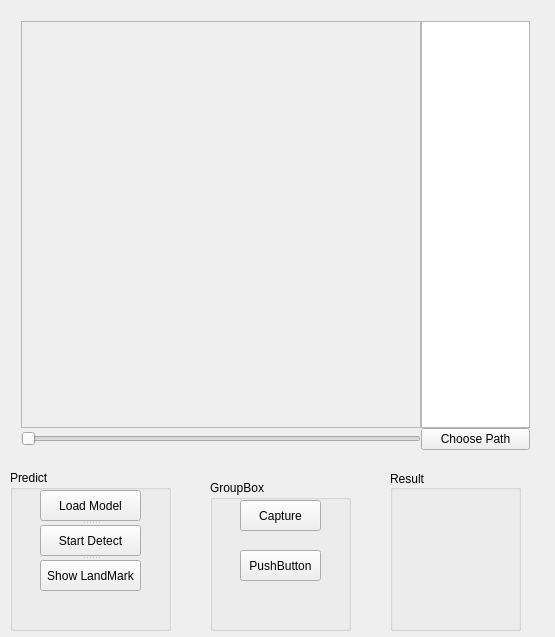
ShaunXia/Emotion_Recognition, file Emotion_Detect/emotion_detect.ui: the form before one commit.
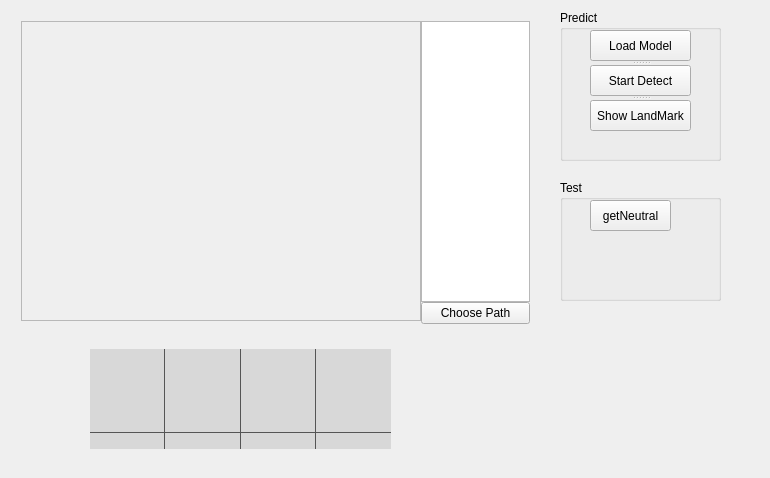
The form after the commit. Icons and pictures are not drawn.

Patch:
```diff
--- a/Emotion_Detect/emotion_detect.ui
+++ b/Emotion_Detect/emotion_detect.ui
@@ -6,8 +6,8 @@
    <rect>
     <x>0</x>
     <y>0</y>
-    <width>555</width>
-    <height>637</height>
+    <width>770</width>
+    <height>478</height>
    </rect>
   </property>
   <property name="windowTitle">
@@ -20,23 +20,13 @@
       <x>10</x>
       <y>10</y>
       <width>531</width>
-      <height>451</height>
+      <height>325</height>
      </rect>
     </property>
-    <layout class="QGridLayout" name="gridLayout" rowstretch="0,0" columnstretch="3,1">
+    <layout class="QGridLayout" name="gridLayout" rowstretch="0,0" columnstretch="0,0">
      <property name="spacing">
       <number>0</number>
      </property>
-     <item row="1" column="1">
-      <widget class="QPushButton" name="choose_path">
-       <property name="text">
-        <string>Choose Path</string>
-       </property>
-      </widget>
-     </item>
-     <item row="0" column="1">
-      <widget class="QListWidget" name="fileList"/>
-     </item>
      <item row="1" column="0">
       <widget class="QSlider" name="video_status">
        <property name="orientation">
@@ -55,7 +45,7 @@
        <property name="minimumSize">
         <size>
          <width>400</width>
-         <height>400</height>
+         <height>300</height>
         </size>
        </property>
        <property name="acceptDrops">
@@ -76,7 +66,7 @@
           <x>0</x>
           <y>0</y>
           <width>398</width>
-          <height>424</height>
+          <height>298</height>
          </rect>
         </property>
         <layout class="QHBoxLayout" name="horizontalLayout">
@@ -85,6 +75,9 @@
            <property name="scaledContents">
             <bool>false</bool>
            </property>
+           <property name="alignment">
+            <set>Qt::AlignLeading|Qt::AlignLeft|Qt::AlignTop</set>
+           </property>
            <property name="wordWrap">
             <bool>false</bool>
            </property>
@@ -94,6 +87,16 @@
        </widget>
       </widget>
      </item>
+     <item row="1" column="1">
+      <widget class="QPushButton" name="choose_path">
+       <property name="text">
+        <string>Choose Path</string>
+       </property>
+      </widget>
+     </item>
+     <item row="0" column="1">
+      <widget class="QListWidget" name="fileList"/>
+     </item>
     </layout>
    </widget>
    <widget class="QGroupBox" name="predict_control">
@@ -102,10 +105,10 @@
     </property>
     <property name="geometry">
      <rect>
-      <x>10</x>
-      <y>470</y>
+      <x>560</x>
+      <y>10</y>
       <width>161</width>
-      <height>161</height>
+      <height>151</height>
      </rect>
     </property>
     <property name="title">
@@ -143,73 +146,277 @@
    <widget class="QGroupBox" name="group_result">
     <property name="geometry">
      <rect>
-      <x>390</x>
-      <y>470</y>
-      <width>131</width>
-      <height>161</height>
+      <x>560</x>
+      <y>180</y>
+      <width>161</width>
+      <height>121</height>
      </rect>
     </property>
     <property name="title">
-     <string>Result</string>
+     <string>Test</string>
     </property>
-    <property name="alignment">
-     <set>Qt::AlignLeading|Qt::AlignLeft|Qt::AlignVCenter</set>
+    <widget class="QPushButton" name="but_capture">
+     <property name="geometry">
+      <rect>
+       <x>30</x>
+       <y>20</y>
+       <width>81</width>
+       <height>31</height>
+      </rect>
+     </property>
+     <property name="text">
+      <string>getNeutral</string>
+     </property>
+    </widget>
+   </widget>
+   <widget class="QWidget" name="widget_res" native="true">
+    <property name="geometry">
+     <rect>
+      <x>90</x>
+      <y>330</y>
+      <width>321</width>
+      <height>131</height>
+     </rect>
     </property>
-    <widget class="QWidget" name="verticalLayoutWidget">
+    <widget class="QWidget" name="gridWidget_2" native="true">
      <property name="geometry">
       <rect>
-       <x>10</x>
-       <y>10</y>
-       <width>111</width>
-       <height>141</height>
+       <x>0</x>
+       <y>19</y>
+       <width>301</width>
+       <height>100</height>
       </rect>
      </property>
-     <layout class="QVBoxLayout" name="result_layout">
+     <property name="autoFillBackground">
+      <bool>false</bool>
+     </property>
+     <property name="styleSheet">
+      <string notr="true">background-color: rgb(216, 216, 216);</string>
+     </property>
+     <layout class="QGridLayout" name="gridLayout_2" rowstretch="4,0">
+      <property name="leftMargin">
+       <number>0</number>
+      </property>
+      <property name="topMargin">
+       <number>0</number>
+      </property>
+      <property name="rightMargin">
+       <number>0</number>
+      </property>
+      <property name="bottomMargin">
+       <number>0</number>
+      </property>
       <property name="spacing">
-       <number>3</number>
+       <number>0</number>
       </property>
+      <item row="1" column="1">
+       <widget class="QLabel" name="label_res_1">
+        <property name="autoFillBackground">
+         <bool>false</bool>
+        </property>
+        <property name="styleSheet">
+         <string notr="true">border-width: 1px;
+   border-style: solid;
+   border-color: rgb(85, 85, 85,0);
+border-right-color: rgb(85, 85, 85);
+</string>
+        </property>
+        <property name="frameShape">
+         <enum>QFrame::Box</enum>
+        </property>
+        <property name="frameShadow">
+         <enum>QFrame::Plain</enum>
+        </property>
+        <property name="text">
+         <string/>
+        </property>
+        <property name="scaledContents">
+         <bool>true</bool>
+        </property>
+        <property name="alignment">
+         <set>Qt::AlignCenter</set>
+        </property>
+        <property name="indent">
+         <number>-1</number>
+        </property>
+       </widget>
+      </item>
+      <item row="1" column="3">
+       <widget class="QLabel" name="label_res_3">
+        <property name="styleSheet">
+         <string notr="true">border-width: 1px;
+   border-style: solid;
+   border-color: rgb(85, 85, 85,0);
+
+</string>
+        </property>
+        <property name="frameShape">
+         <enum>QFrame::Box</enum>
+        </property>
+        <property name="text">
+         <string/>
+        </property>
+        <property name="alignment">
+         <set>Qt::AlignCenter</set>
+        </property>
+       </widget>
+      </item>
+      <item row="1" column="2">
+       <widget class="QLabel" name="label_res_2">
+        <property name="styleSheet">
+         <string notr="true">border-width: 1px;
+   border-style: solid;
+   border-color: rgb(85, 85, 85,0);
+border-right-color: rgb(85, 85, 85);
+</string>
+        </property>
+        <property name="frameShape">
+         <enum>QFrame::Box</enum>
+        </property>
+        <property name="text">
+         <string/>
+        </property>
+        <property name="alignment">
+         <set>Qt::AlignCenter</set>
+        </property>
+       </widget>
+      </item>
+      <item row="0" column="0">
+       <widget class="QLabel" name="label_res_4">
+        <property name="styleSheet">
+         <string notr="true">border-width: 1px;
+   border-style: solid;
+   border-color: rgb(85, 85, 85,0);
+border-right-color: rgb(85, 85, 85);
+border-bottom-color: rgb(85, 85, 85);
+font: 75 14pt &quot;微软雅黑&quot;;</string>
+        </property>
+        <property name="frameShape">
+         <enum>QFrame::Box</enum>
+        </property>
+        <property name="text">
+         <string/>
+        </property>
+        <property name="pixmap">
+         <pixmap>Resources/1_02.png</pixmap>
+        </property>
+        <property name="alignment">
+         <set>Qt::AlignCenter</set>
+        </property>
+       </widget>
+      </item>
+      <item row="0" column="1">
+       <widget class="QLabel" name="label_res_5">
+        <property name="autoFillBackground">
+         <bool>false</bool>
+        </property>
+        <property name="styleSheet">
+         <string notr="true">border-width: 1px;
+   border-style: solid;
+   border-color: rgb(85, 85, 85,0);
+border-right-color: rgb(85, 85, 85);
+border-bottom-color: rgb(85, 85, 85);
+font: 75 14pt &quot;微软雅黑&quot;;</string>
+        </property>
+        <property name="frameShape">
+         <enum>QFrame::Box</enum>
+        </property>
+        <property name="frameShadow">
+         <enum>QFrame::Plain</enum>
+        </property>
+        <property name="text">
+         <string/>
+        </property>
+        <property name="pixmap">
+         <pixmap>Resources/1_01.png</pixmap>
+        </property>
+        <property name="scaledContents">
+         <bool>true</bool>
+        </property>
+        <property name="alignment">
+         <set>Qt::AlignCenter</set>
+        </property>
+        <property name="indent">
+         <number>-1</number>
+        </property>
+       </widget>
+      </item>
+      <item row="1" column="0">
+       <widget class="QLabel" name="label_res_0">
+        <property name="styleSheet">
+         <string notr="true">border-width: 1px;
+   border-style: solid;
+   border-color: rgb(85, 85, 85,0);
+border-right-color: rgb(85, 85, 85);</string>
+        </property>
+        <property name="frameShape">
+         <enum>QFrame::Box</enum>
+        </property>
+        <property name="text">
+         <string/>
+        </property>
+        <property name="alignment">
+         <set>Qt::AlignCenter</set>
+        </property>
+       </widget>
+      </item>
+      <item row="0" column="2">
+       <widget class="QLabel" name="label_res_6">
+        <property name="styleSheet">
+         <string notr="true">border-width: 1px;
+   border-style: solid;
+   border-color: rgb(85, 85, 85,0);
+border-right-color: rgb(85, 85, 85);
+border-bottom-color: rgb(85, 85, 85);
+font: 75 14pt &quot;微软雅黑&quot;;</string>
+        </property>
+        <property name="frameShape">
+         <enum>QFrame::Box</enum>
+        </property>
+        <property name="text">
+         <string/>
+        </property>
+        <property name="pixmap">
+         <pixmap>Resources/1_03.png</pixmap>
+        </property>
+        <property name="alignment">
+         <set>Qt::AlignCenter</set>
+        </property>
+       </widget>
+      </item>
+      <item row="0" column="3">
+       <widget class="QLabel" name="label_res_7">
+        <property name="styleSheet">
+         <string notr="true">border-width: 1px;
+   border-style: solid;
+   border-color: rgb(85, 85, 85,0);
+
+border-bottom-color: rgb(85, 85, 85);
+font: 75 14pt &quot;微软雅黑&quot;;</string>
+        </property>
+        <property name="frameShape">
+         <enum>QFrame::Box</enum>
+        </property>
+        <property name="text">
+         <string/>
+        </property>
+        <property name="pixmap">
+         <pixmap>Resources/1_04.png</pixmap>
+        </property>
+        <property name="alignment">
+         <set>Qt::AlignCenter</set>
+        </property>
+       </widget>
+      </item>
      </layout>
     </widget>
    </widget>
-   <widget class="QGroupBox" name="groupBox">
-    <property name="geometry">
-     <rect>
-      <x>210</x>
-      <y>480</y>
-      <width>141</width>
-      <height>151</height>
-     </rect>
-    </property>
-    <property name="title">
-     <string>GroupBox</string>
-    </property>
-    <widget class="QPushButton" name="pushButton">
-     <property name="geometry">
-      <rect>
-       <x>30</x>
-       <y>70</y>
-       <width>81</width>
-       <height>31</height>
-      </rect>
-     </property>
-     <property name="text">
-      <string>PushButton</string>
-     </property>
-    </widget>
-    <widget class="QPushButton" name="but_capture">
-     <property name="geometry">
-      <rect>
-       <x>30</x>
-       <y>20</y>
-       <width>81</width>
-       <height>31</height>
-      </rect>
-     </property>
-     <property name="text">
-      <string>Capture</string>
-     </property>
-    </widget>
-   </widget>
+   <zorder>gridLayoutWidget</zorder>
+   <zorder>predict_control</zorder>
+   <zorder>groupBox_2</zorder>
+   <zorder>widget_res</zorder>
+   <zorder>label_res_0</zorder>
+   <zorder>label_res_0</zorder>
   </widget>
  </widget>
  <layoutdefault spacing="6" margin="11"/>
```
Left out of the diff: 10 changed lines with no effect on the pictures.
